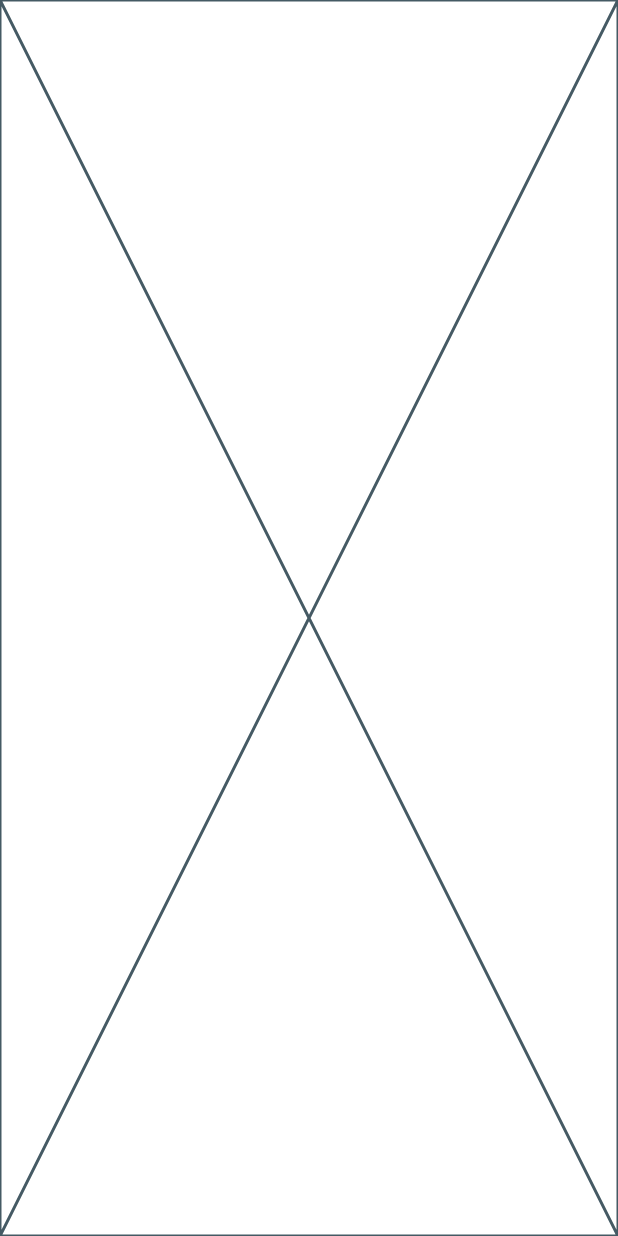
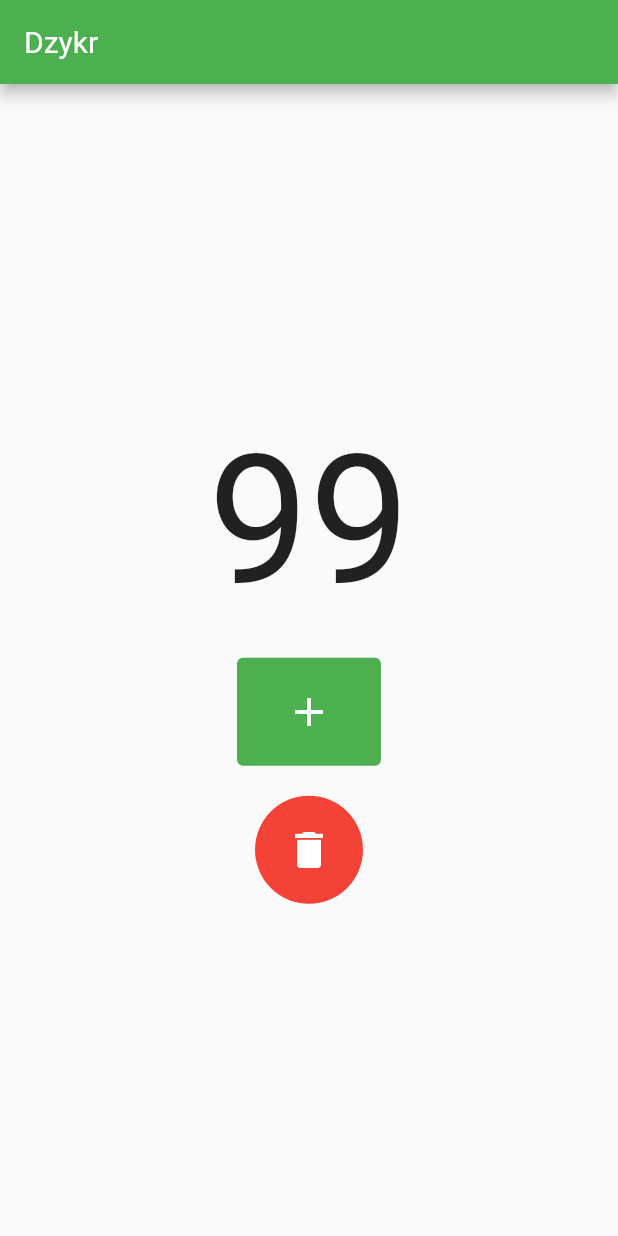
Before and after one commit to Anifyuli/Dzykr, a Flutter app: the screen it shows after launch, on a phone screen of 412 x 824 dp. Run offline on Flutter 3.47's test engine with Material 2 defaults, Android fonts, the phone set to English and light mode, and no system bars.

Commit message:
Starting slicing UI

```diff
--- a/lib/main.dart
+++ b/lib/main.dart
@@ -10,12 +10,53 @@ class MyApp extends StatelessWidget {
   @override
   Widget build(BuildContext context) {
     return MaterialApp(
-      title: 'Dzykr',
       theme: ThemeData(
-        colorScheme: ColorScheme.fromSeed(seedColor: Colors.greenAccent),
-        useMaterial3: true,
+        fontFamily: 'Roboto',
       ),
-      home: const Placeholder(),
+      home: Scaffold(
+        appBar: AppBar(
+          title: const Text('Dzykr'),
+          backgroundColor: Colors.green,
+        ),
+        body: Center(
+          child: Column(
+            mainAxisAlignment: MainAxisAlignment.center,
+            children: [
+              const Text(
+                '99',
+                style: TextStyle(fontSize: 120),
+              ),
+              const SizedBox(height: 20),
+              ElevatedButton(
+                onPressed: null,
+                style: ButtonStyle(
+                  padding: MaterialStateProperty.all(const EdgeInsets.fromLTRB(32, 20, 32, 20)), // Mengatur jarak antara ikon dan tepi tombol
+                  backgroundColor: MaterialStateProperty.all(Colors.green), // Warna latar belakang tombol ketika diangkat
+                ),
+                child: const Icon(
+                  Icons.add,
+                  color: Colors.white,
+                  size: 32,
+                ),
+              ),
+              const SizedBox(height: 20),
+              ElevatedButton(
+                onPressed: null,
+                style: ButtonStyle(
+                  shape: MaterialStateProperty.all(const CircleBorder()),
+                  padding: MaterialStateProperty.all(const EdgeInsets.fromLTRB(32, 20, 32, 20)),
+                  backgroundColor: MaterialStateProperty.all(Colors.red),
+                ),
+                child: const Icon(
+                  Icons.delete,
+                  color: Colors.white,
+                  size: 32,
+                ),
+              ),
+            ],
+          ),
+        ),
+      ),
     );
   }
 }
```
